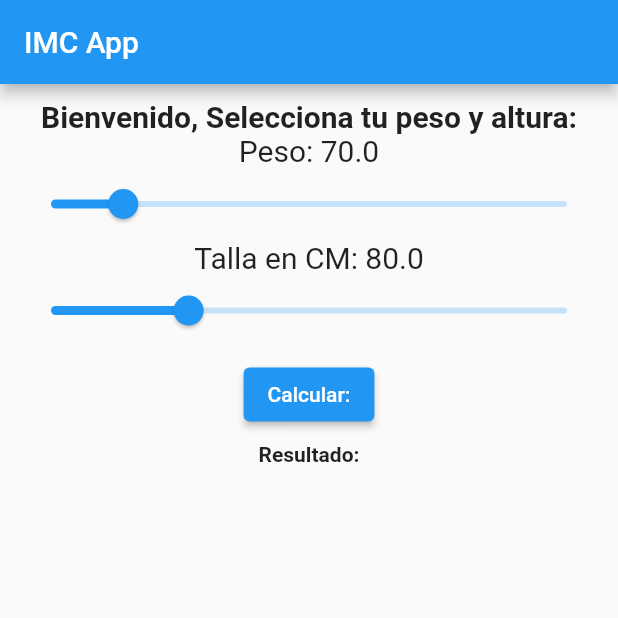
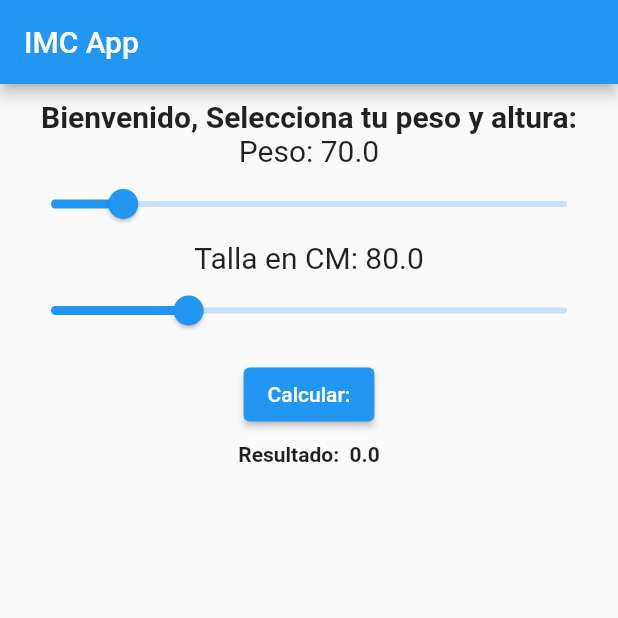
Before and after one commit to sabinokari/examen_parcial, a Flutter app: the screen it shows after launch, after a tap on "Calcular:", on a phone screen of 412 x 824 dp, the top half of it. Run offline on Flutter 3.47's test engine with Material 2 defaults, Android fonts, the phone set to English and light mode, and no system bars.

Commit message:
examen_parcial

```diff
--- a/lib/parcial.dart
+++ b/lib/parcial.dart
@@ -12,6 +12,7 @@ class _Examen_State extends State<Examen_parcial> {
   bool isDescriptionJustify = false;
   double _sliderValue = 70;
   double _sliderValue2 = 80;
+  double _resultado = 0.0;
 
   @override
   Widget build(BuildContext context) {
@@ -63,11 +64,11 @@ class _Examen_State extends State<Examen_parcial> {
                 onPressed: () {},
                 child: ElevatedButton(
                     onPressed: () {
-                      print('Botón presionado');
+                      _resultado = _sliderValue2 * 10;
                     },
                     child: Text("Calcular:"))),
             Text(
-              "Resultado:",
+              "Resultado:  $_resultado",
               style: TextStyle(
                 fontSize: 14.0,
                 fontWeight:
```
